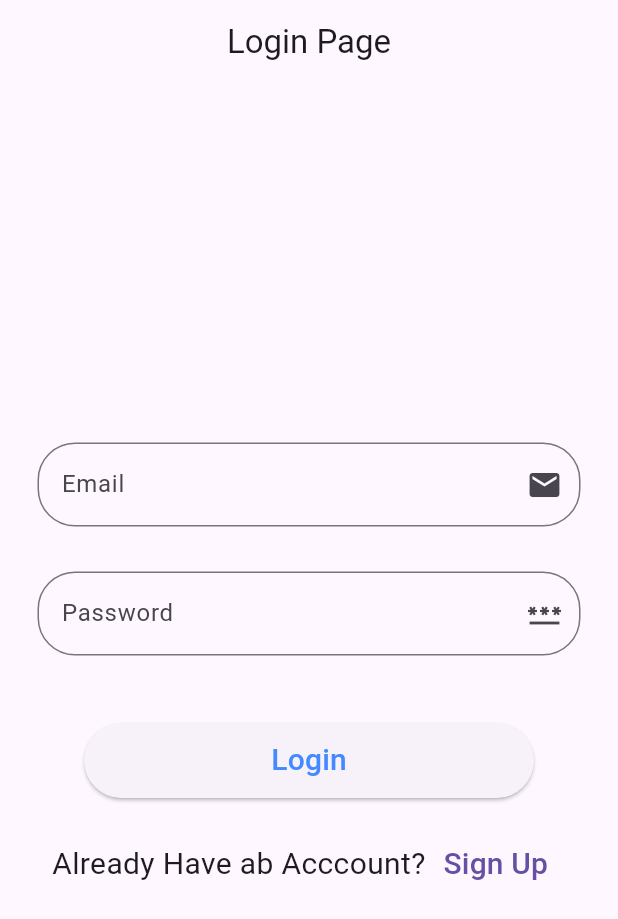
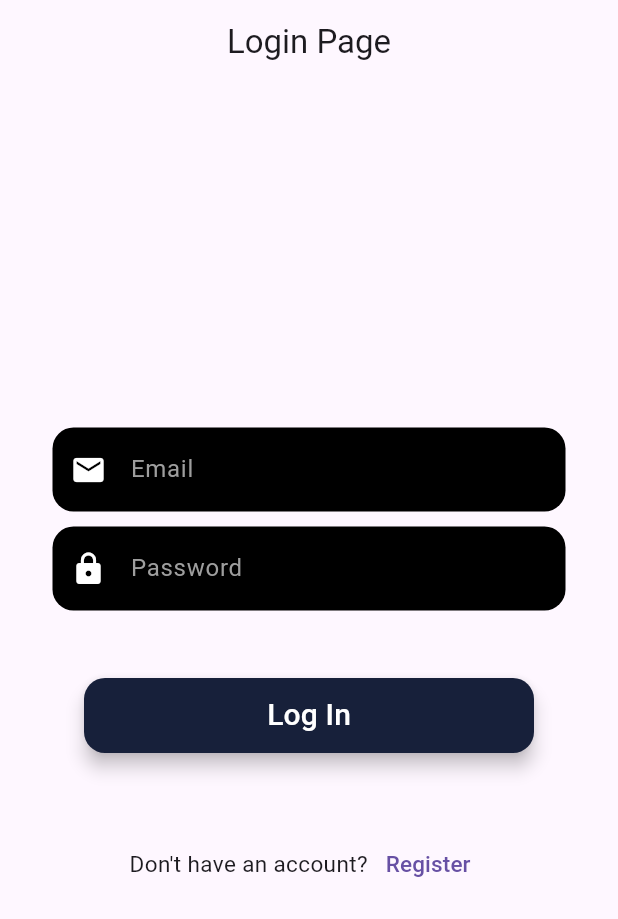
Before and after one commit to asifahamed112/DocRater, a Flutter app: the screen it shows after launch, on a phone screen of 412 x 824 dp. Shown: the top 919 px of the screen. Run offline on Flutter 3.47's test engine with Material 3 defaults, Android fonts, the phone set to English and light mode, and no system bars; our stand-ins replace firebase_auth, firebase_core; accounts and stored records are empty.

Commit message:
Day 4. *(login and Register) *(firebase added)

```diff
--- a/lib/UIhelper.dart
+++ b/lib/UIhelper.dart
@@ -2,28 +2,53 @@ import 'package:flutter/cupertino.dart';
 import 'package:flutter/material.dart';
 
 class UiHelper{
-  static CustomTextfield(TextEditingController controller,String text,IconData iconData,bool tohide)
+  static CustomTextfield(TextEditingController controller,IconData iconData,String text,bool tohide)
   {
     return Padding(
-      padding: const EdgeInsets.symmetric(horizontal: 25,vertical: 15),
+      padding: const EdgeInsets.symmetric(horizontal: 35,vertical: 5),
       child: TextField(
         controller: controller,
         obscureText: tohide,
+        style: TextStyle(color: Colors.white),
         decoration: InputDecoration(
           hintText: text,
-          suffixIcon: Icon(iconData),
+            hintStyle: TextStyle(color: Colors.grey),
+          prefixIcon: Icon(iconData,color: Colors.white),
+          filled: true,
+          fillColor: Colors.black,
           border: OutlineInputBorder(
-            borderRadius: BorderRadius.circular(25)
+            borderRadius: BorderRadius.circular(14),
+                borderSide: BorderSide.none,
           )
         ),
       ),
     );
   }
   static CustomButton(VoidCallback voidCallback,String text){
-    return SizedBox(height: 50,width: 300, child: ElevatedButton(onPressed:(){
-      voidCallback();
-    },style: ElevatedButton.styleFrom(shape: RoundedRectangleBorder(
-      borderRadius: BorderRadius.circular(25)
-    )), child: Text(text,style: TextStyle(color: Colors.blueAccent,fontSize: 20),)),);
+    return Padding(
+      padding: const EdgeInsets.symmetric(vertical: 30),
+      child: SizedBox(height: 50,width: 300, child: ElevatedButton(onPressed:(){
+        voidCallback();
+      },style: ElevatedButton.styleFrom(shape: RoundedRectangleBorder(
+        borderRadius: BorderRadius.circular(14),
+      ),
+        primary:Color(0xFF17203A),
+        elevation: 5,
+        shadowColor: Colors.black.withOpacity(1),
+      ), child: Text(text,style: TextStyle(color: Colors.white,fontSize: 20,fontWeight: FontWeight.w500),)),),
+    );
+  }
+  static CustomAlertBox(BuildContext context,String text)
+  {
+    return showDialog(context: context, builder: (BuildContext context){
+      return AlertDialog(
+        title: Text(text),
+        actions: [
+          TextButton(onPressed: (){
+            Navigator.pop(context);
+          }, child: Text("OK"))
+        ],
+      );
+    });
   }
 }
--- a/lib/login_page.dart
+++ b/lib/login_page.dart
@@ -1,4 +1,7 @@
 import 'package:app/UIhelper.dart';
+import 'package:app/main.dart';
+import 'package:app/signuppage.dart';
+import 'package:firebase_auth/firebase_auth.dart';
 import 'package:flutter/material.dart';
 
 class LoginPage extends StatefulWidget {
@@ -11,6 +14,27 @@ class LoginPage extends StatefulWidget {
 class _LoginPageState extends State<LoginPage> {
   TextEditingController emailController = TextEditingController();
   TextEditingController passwordController = TextEditingController();
+  Login(String email,String password)async{
+    if(email==""&&password=="")
+    {
+      return UiHelper.CustomAlertBox(context, "Enter Required Fields");
+    }
+    else
+      {
+        UserCredential? userCredential;
+        try
+            {
+              userCredential=await FirebaseAuth.instance.signInWithEmailAndPassword(email: email, password: password).then((value){
+                Navigator.push(context, MaterialPageRoute(builder: (context)=>MyHomePage(title: "Log In")));
+              } );
+            }
+            on FirebaseAuthException catch(ex)
+    {
+      return UiHelper.CustomAlertBox(context, ex.code.toString());
+    }
+      }
+  }
+
   @override
   Widget build(BuildContext context) {
     return Scaffold(
@@ -21,16 +45,21 @@ class _LoginPageState extends State<LoginPage> {
       body: Column(
         mainAxisAlignment: MainAxisAlignment.center,
         children: [
-        UiHelper.CustomTextfield(emailController, "Email", Icons.mail, false),
-        UiHelper.CustomTextfield(passwordController, "Password", Icons.password, true),
-        SizedBox(height: 30,),
-        UiHelper.CustomButton(() { }, "Login"),
+        UiHelper.CustomTextfield(emailController,Icons.mail, "Email", false),
+        UiHelper.CustomTextfield(passwordController, Icons.lock ,"Password",true),
+        SizedBox(height: 10,),
+
+        UiHelper.CustomButton(() {
+          Login(emailController.text.toString(),passwordController.text.toString());
+        }, "Log In"),
           SizedBox(height: 20,),
           Row(
             mainAxisAlignment: MainAxisAlignment.center,
             children: [
-              Text("Already Have ab Acccount?",style: TextStyle(fontSize: 20),),
-              TextButton(onPressed: (){}, child: Text("Sign Up",style: TextStyle(fontSize: 20,fontWeight: FontWeight.w500),))
+              Text("Don't have an account?",style: TextStyle(fontSize: 15),),
+              TextButton(onPressed: (){
+                Navigator.push(context, MaterialPageRoute(builder: (context)=>SignupPage()));
+              }, child: Text("Register",style: TextStyle(fontSize: 15,fontWeight: FontWeight.w500),))
             ],
           )
       ],),
--- a/pubspec.yaml
+++ b/pubspec.yaml
@@ -36,6 +36,7 @@ dependencies:
   # Use with the CupertinoIcons class for iOS style icons.
   cupertino_icons: ^1.0.2
   firebase_core: ^2.25.0
+  firebase_auth: ^4.17.2
 dev_dependencies:
   flutter_test:
     sdk: flutter
```
Also changed, not shown: lib/main.dart (+19 -2 lines), lib/signuppage.dart (added, +54 -0 lines), pubspec.lock, 2 other files.
